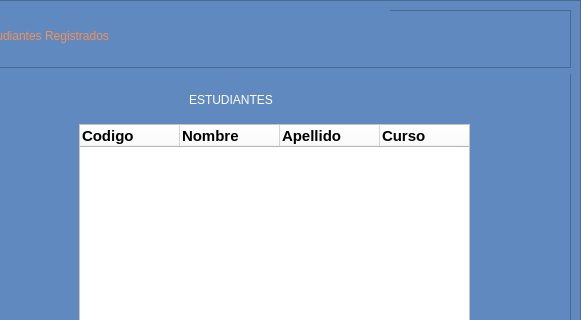
Qt form informeEstu.ui (Shanem007/AulaVirtual) before a commit; both pictures show x 211 to 792 and y 0 to 320 of the 792 by 572 pixel window.
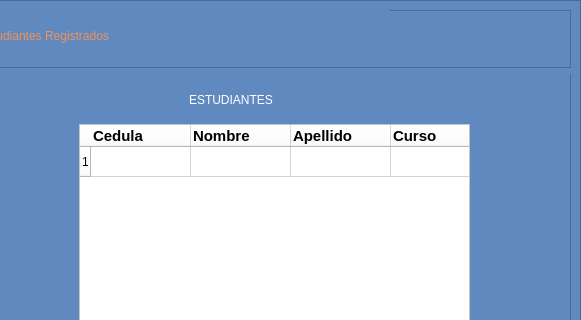
The same form after that commit. The open tabs and pages were chosen to show the change.

Diff of the .ui file:
```diff
--- a/informeEstu.ui
+++ b/informeEstu.ui
@@ -231,9 +231,14 @@
              <property name="verticalScrollBarPolicy">
               <enum>Qt::ScrollBarAsNeeded</enum>
              </property>
+             <row>
+              <property name="text">
+               <string>1</string>
+              </property>
+             </row>
              <column>
               <property name="text">
-               <string>Codigo</string>
+               <string>Cedula</string>
               </property>
               <property name="font">
                <font>
```
Left out of the diff: 6 changed lines with no effect on the pictures.
